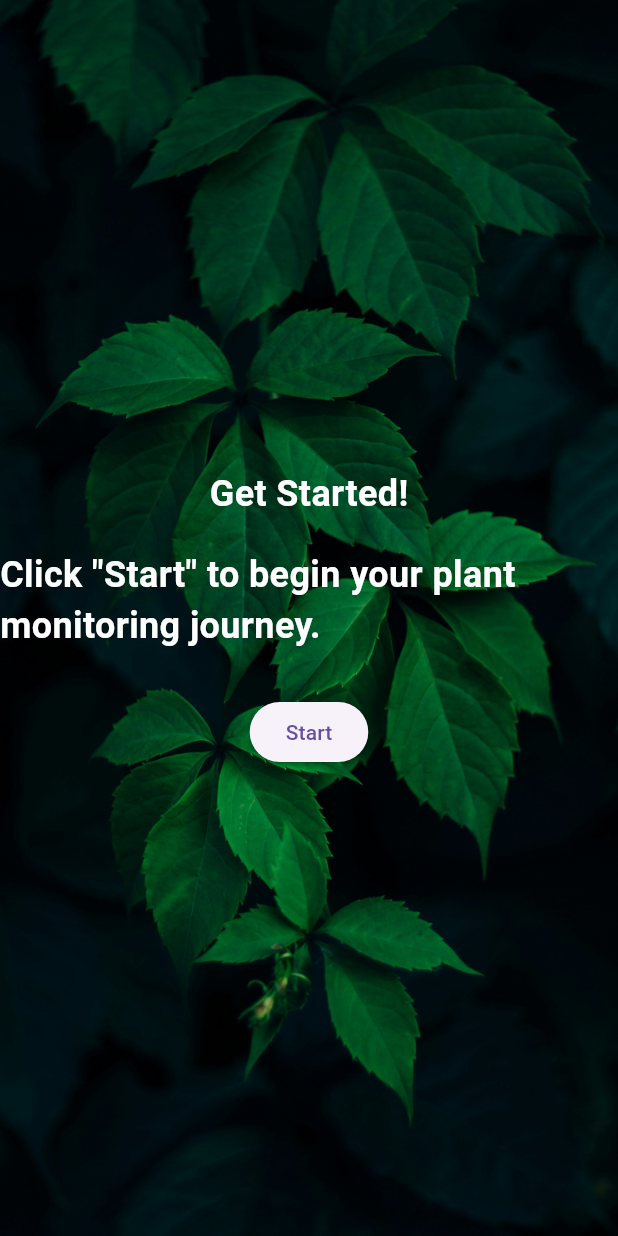
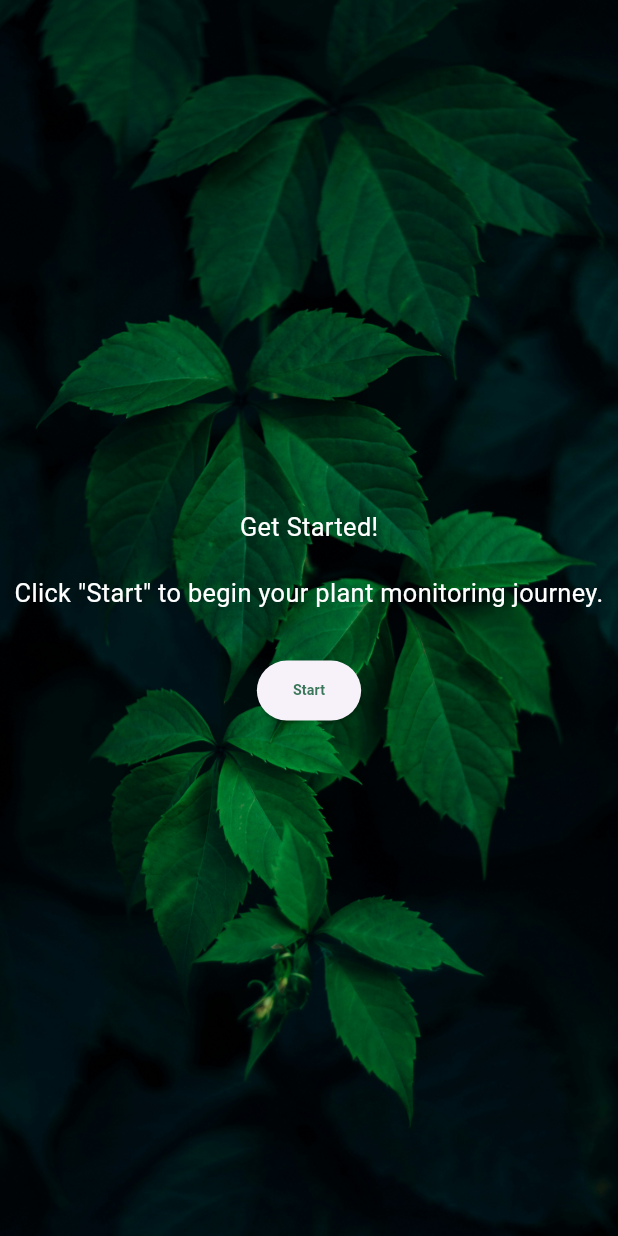
Before and after one commit to zunera-adil/happyplant, a Flutter app: the screen it shows after launch, swiped to page 2, on a phone screen of 412 x 824 dp. Run offline on Flutter 3.47's test engine with Material 3 defaults, Android fonts, the light colour scheme and no system bars; our stand-ins replace flutter_screenutil.

Commit message:
MAIN PART DONE

```diff
--- a/lib/main.dart
+++ b/lib/main.dart
@@ -1,5 +1,6 @@
 import 'package:flutter/material.dart';
 import 'package:flutter_screenutil/flutter_screenutil.dart';
+import 'package:happyplant/color.dart';
 import 'package:happyplant/welcomescreen.dart';
 
 void main() {
@@ -11,10 +12,11 @@ class HappyPlant extends StatelessWidget {
 
   @override
   Widget build(BuildContext context) {
-    return const ScreenUtilInit(
-      designSize: Size(390, 844),
+    return ScreenUtilInit(
+      designSize: const Size(390, 844),
       child: MaterialApp(
-        home: WelcomePageView(),
+        color: darkGreen,
+        home: const WelcomePageView(),
       ),
     );
   }
--- a/lib/welcomescreen.dart
+++ b/lib/welcomescreen.dart
@@ -1,4 +1,5 @@
 import 'package:flutter/material.dart';
+import 'package:flutter_screenutil/flutter_screenutil.dart';
 import 'package:happyplant/color.dart';
 import 'package:happyplant/home_screen.dart';
 
@@ -32,9 +33,9 @@ class _WelcomePageViewState extends State<WelcomePageView> {
           controller: _controller,
           children: [
             WelcomeScreen(
-                title: 'Welcome to Plant Care!',
+                title: 'Welcome to Happy Plant!',
                 text:
-                    'This app helps you monitor and maintain the health of your plants.',
+                    'Happy Plant help you to monitor and maintain the health of your plants.',
                 showNextButton: true,
                 nextButton: () {
                   _controller.nextPage(
@@ -84,26 +85,39 @@ class WelcomeScreen extends StatelessWidget {
       children: [
         Text(
           title,
-          style: const TextStyle(
-              fontSize: 24.0, color: Colors.white, fontWeight: FontWeight.bold),
+          style: TextStyle(
+              fontSize: 16.sp,
+              color: Colors.white,
+              fontWeight: FontWeight.w400),
         ),
-        const SizedBox(height: 20.0),
+        SizedBox(height: 20.h),
         Text(
           text,
-          style: const TextStyle(
-              fontSize: 24.0, color: Colors.white, fontWeight: FontWeight.bold),
+          textAlign: TextAlign.center,
+          style: TextStyle(
+              fontSize: 16.sp,
+              color: Colors.white,
+              fontWeight: FontWeight.w400),
         ),
-        const SizedBox(height: 30.0),
+        SizedBox(height: 30.h),
         if (hasButton)
           ElevatedButton(
             onPressed: getStartedButton,
-            child: const Text('Start'),
+            child: Text('Start',
+                style: TextStyle(
+                  fontSize: 9.sp,
+                  fontWeight: FontWeight.w600,
+                  color: darkGreen,
+                )),
           ),
         if (showNextButton)
           FloatingActionButton(
             onPressed: nextButton,
-            focusColor: darkGreen,
-            child: const Icon(Icons.arrow_forward_ios),
+            hoverColor: darkGreen,
+            child: Icon(
+              Icons.arrow_forward_ios,
+              size: 10.w,
+            ),
           ),
       ],
     );
```
Also changed, not shown: lib/components/button.dart (+6 -3 lines), lib/home_screen.dart (+21 -54 lines), asset/images/happyplant.png (added), asset/images/sadplant.jpg (added).
